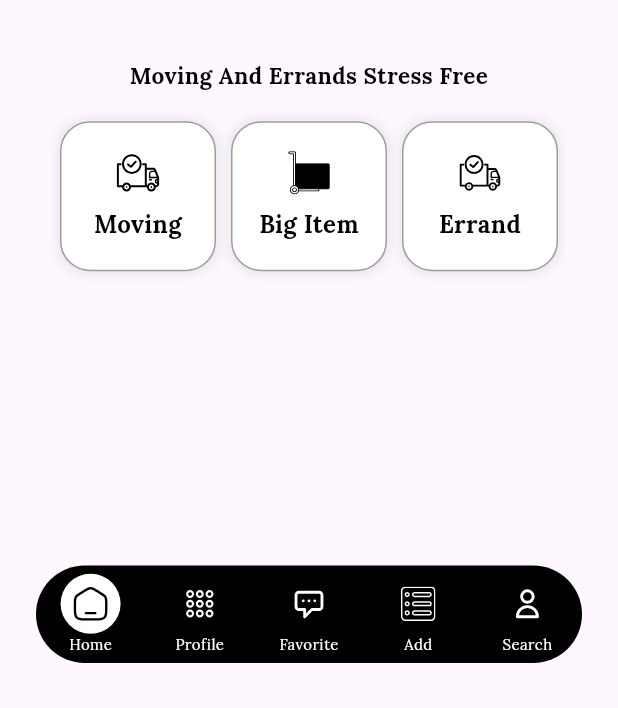
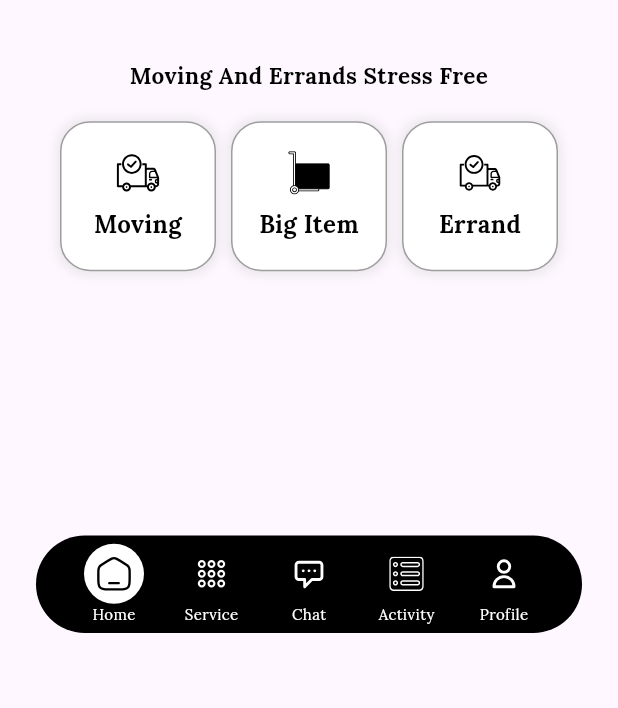
Before and after one commit to zamansheikh/Trokis-main, a Flutter app: the BottomNavBar screen opened by its route, on a phone screen of 412 x 824 dp, the part 528-1236 px from its top. Run offline on Flutter 3.47's test engine with Material 3 defaults, Android fonts, the phone set to English and light mode, and no system bars; drawn by our look-alikes of video_player; our stand-ins replace dotted_border, flutter_animate, flutter_dotenv, flutter_otp_text_field, flutter_screenutil, flutter_svg and 7 more; missing offline and left inert: google_maps_flutter_platform_interface, mime_type; accounts and stored records are empty.

Commit message:
update: bottom nav bar update

```diff
--- a/lib/presentations/screens/navbar/bottom_nav_bar.dart
+++ b/lib/presentations/screens/navbar/bottom_nav_bar.dart
@@ -1,6 +1,5 @@
 import 'package:flutter_svg/svg.dart';
 import 'package:trokis/core/exports/exports.dart';
-import 'package:trokis/presentations/screens/user/user_home/user_home_screen.dart';
 import 'package:trokis/presentations/screens/user/user_service/user_service.dart';
 
 class BottomNavBar extends StatefulWidget {
@@ -50,7 +49,7 @@ class CustomBottomNavigationBar extends StatelessWidget {
   @override
   Widget build(BuildContext context) {
     return Padding(
-      padding: const EdgeInsets.only(bottom: 30),
+      padding: const EdgeInsets.only(bottom: 50),
       child: Container(
         height: 65,
         decoration: BoxDecoration(
@@ -58,44 +57,34 @@ class CustomBottomNavigationBar extends StatelessWidget {
           borderRadius: BorderRadius.circular(50),
         ),
         margin: const EdgeInsets.symmetric(
-            horizontal: 24), // Margin from screen edges
-        // padding: const EdgeInsets.symmetric(vertical: 10), // Inner padding
+            horizontal: 24),
         child: Row(
-          mainAxisAlignment: MainAxisAlignment.spaceAround,
+          mainAxisAlignment: MainAxisAlignment.center,
+          spacing: 12,
           children: [
             _buildNavItem(
-              context,
               iconPath: "assets/icons/nav_home.svg",
               label: "Home",
-              isLabelHidden: true,
               index: 0,
             ),
             _buildNavItem(
-              context,
               iconPath: "assets/icons/nav5.svg",
-              label: "Profile",
-              isLabelHidden: true,
+              label: "Service",
               index: 1,
             ),
             _buildNavItem(
-              context,
               iconPath: "assets/icons/nav4.svg",
-              label: "Favorite",
-              isLabelHidden: true,
+              label: "Chat",
               index: 2,
             ),
             _buildNavItem(
-              context,
               iconPath: "assets/icons/nav3.svg",
-              label: "Add",
-              isLabelHidden: true,
+              label: "Activity",
               index: 3,
             ),
             _buildNavItem(
-              context,
               iconPath: "assets/icons/nav2.svg",
-              label: "Search",
-              isLabelHidden: true,
+              label: "Profile",
               index: 4,
             ),
           ],
@@ -104,12 +93,10 @@ class CustomBottomNavigationBar extends StatelessWidget {
     );
   }
 
-  Widget _buildNavItem(
-    BuildContext context, {
+  Widget _buildNavItem({
     required String iconPath,
     required String label,
     required int index,
-    bool isLabelHidden = false,
   }) {
     return GestureDetector(
       onTap: () => onTap(index),
```
